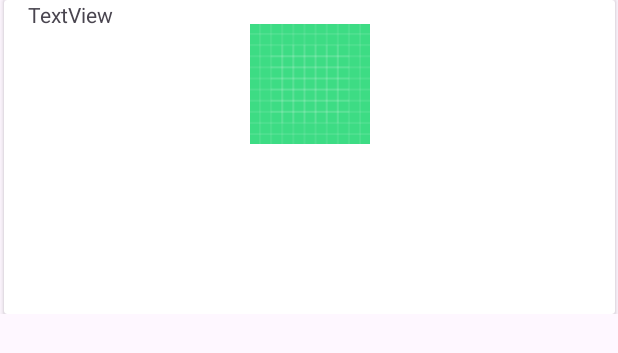
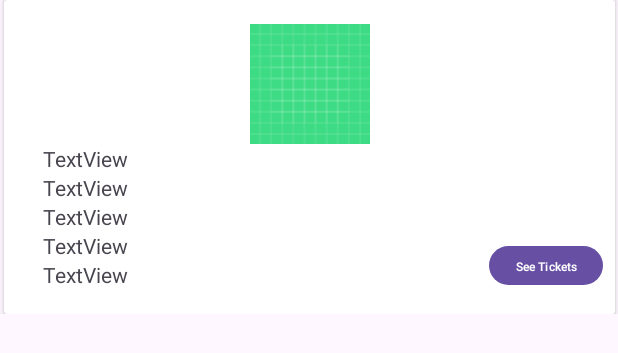
Before and after one commit to HooghirM/Hooghir_Mohammed_HW4, an Android app: the layout ticket_row.xml on its own in the app's theme, with its tools: preview values and no code run, on a phone screen of 412 x 824 dp. Shown: the top 353 px of the screen. Run offline under Robolectric (Android 15) with nearby library versions, the phone set to English and light mode, and no system bars.

Commit message:
5th commit

```diff
--- a/app/build.gradle.kts
+++ b/app/build.gradle.kts
@@ -37,9 +37,8 @@ android {
 
 dependencies {
 
-    // Glide dependencies... UNNCESSESARY???
-    implementation ("com.github.bumptech.glide:glide:5.0.0")
-    annotationProcessor ("com.github.bumptech.glide:compiler:5.0.0")
+    // Glide
+    implementation("com.github.bumptech.glide:glide:4.16.0")
 
     // Card View dependencies
     implementation ("androidx.cardview:cardview:1.0.0")
--- a/app/src/main/java/com/example/hooghirmohammedhw4/TicketMasterApi.kt
+++ b/app/src/main/java/com/example/hooghirmohammedhw4/TicketMasterApi.kt
@@ -11,5 +11,5 @@ interface TicketMasterApi {
         @Query("apikey") apiKey: String,
         @Query("keyword") searchTerm: String,
         @Query("city") city: String
-    ): Call<Event>
+    ): Call<TicketData>
 }
--- a/app/src/main/res/layout/activity_main.xml
+++ b/app/src/main/res/layout/activity_main.xml
@@ -60,6 +60,7 @@
 
     <!-- Rows for Ticket -->
     <androidx.recyclerview.widget.RecyclerView
+        android:id="@+id/recycler_view"
         android:layout_width="409dp"
         android:layout_height="610dp"
         android:layout_marginStart="1dp"
@@ -67,6 +68,7 @@
         android:layout_marginEnd="1dp"
         app:layout_constraintEnd_toEndOf="parent"
         app:layout_constraintStart_toStartOf="parent"
-        app:layout_constraintTop_toBottomOf="@+id/editTextCity" />
+        app:layout_constraintTop_toBottomOf="@+id/editTextCity"
+        tools:listitem="@layout/ticket_row" />
 
 </androidx.constraintlayout.widget.ConstraintLayout>
--- a/app/src/main/res/layout/ticket_row.xml
+++ b/app/src/main/res/layout/ticket_row.xml
@@ -18,7 +18,7 @@
             android:layout_height="match_parent">
 
             <ImageView
-                android:id="@+id/imageView4"
+                android:id="@+id/imageViewTicket"
                 android:layout_width="160dp"
                 android:layout_height="80dp"
                 android:layout_marginTop="16dp"
@@ -28,14 +28,73 @@
                 app:srcCompat="@drawable/ic_launcher_background" />
 
             <TextView
-                android:id="@+id/textView6"
+                android:id="@+id/textViewTicket"
+                android:layout_width="wrap_content"
+                android:layout_height="wrap_content"
+                android:layout_marginTop="96dp"
+                android:text="TextView"
+                app:layout_constraintEnd_toEndOf="parent"
+                app:layout_constraintHorizontal_bias="0.074"
+                app:layout_constraintStart_toStartOf="parent"
+                app:layout_constraintTop_toTopOf="parent" />
+
+            <TextView
+                android:id="@+id/textViewLocation"
                 android:layout_width="wrap_content"
                 android:layout_height="wrap_content"
                 android:text="TextView"
                 app:layout_constraintEnd_toEndOf="parent"
-                app:layout_constraintHorizontal_bias="0.045"
+                app:layout_constraintHorizontal_bias="0.074"
                 app:layout_constraintStart_toStartOf="parent"
-                tools:layout_editor_absoluteY="96dp" />
+                app:layout_constraintTop_toBottomOf="@+id/textViewTicket" />
+
+            <TextView
+                android:id="@+id/textViewAddress"
+                android:layout_width="wrap_content"
+                android:layout_height="wrap_content"
+                android:text="TextView"
+                app:layout_constraintEnd_toEndOf="parent"
+                app:layout_constraintHorizontal_bias="0.074"
+                app:layout_constraintStart_toStartOf="parent"
+                app:layout_constraintTop_toBottomOf="@+id/textViewLocation" />
+
+            <TextView
+                android:id="@+id/textViewDate"
+                android:layout_width="wrap_content"
+                android:layout_height="wrap_content"
+                android:text="TextView"
+                app:layout_constraintEnd_toEndOf="parent"
+                app:layout_constraintHorizontal_bias="0.074"
+                app:layout_constraintStart_toStartOf="parent"
+                app:layout_constraintTop_toBottomOf="@+id/textViewAddress" />
+
+            <TextView
+                android:id="@+id/textViewPrice"
+                android:layout_width="wrap_content"
+                android:layout_height="wrap_content"
+                android:text="TextView"
+                app:layout_constraintEnd_toEndOf="parent"
+                app:layout_constraintHorizontal_bias="0.074"
+                app:layout_constraintStart_toStartOf="parent"
+                app:layout_constraintTop_toBottomOf="@+id/textViewDate" />
+
+            <Button
+                android:id="@+id/buttonBuyTicket"
+                android:layout_width="76dp"
+                android:layout_height="34dp"
+                android:layout_marginStart="289dp"
+                android:layout_marginTop="64dp"
+                android:paddingLeft="12dp"
+                android:paddingTop="8dp"
+                android:paddingRight="12dp"
+                android:paddingBottom="8dp"
+                android:text="See Tickets"
+                android:textSize="8dp"
+                app:layout_constraintEnd_toEndOf="parent"
+                app:layout_constraintStart_toStartOf="@+id/textViewPrice"
+                app:layout_constraintTop_toBottomOf="@+id/imageViewTicket" />
+
+
         </androidx.constraintlayout.widget.ConstraintLayout>
     </androidx.cardview.widget.CardView>
 </androidx.constraintlayout.widget.ConstraintLayout>
```
Also changed, not shown: app/src/main/java/com/example/hooghirmohammedhw4/MainActivity.kt (+102 -50 lines), app/src/main/java/com/example/hooghirmohammedhw4/TicketData.kt (+64 -14 lines), app/src/main/java/com/example/hooghirmohammedhw4/TicketResponse.kt (+45 -38 lines).
